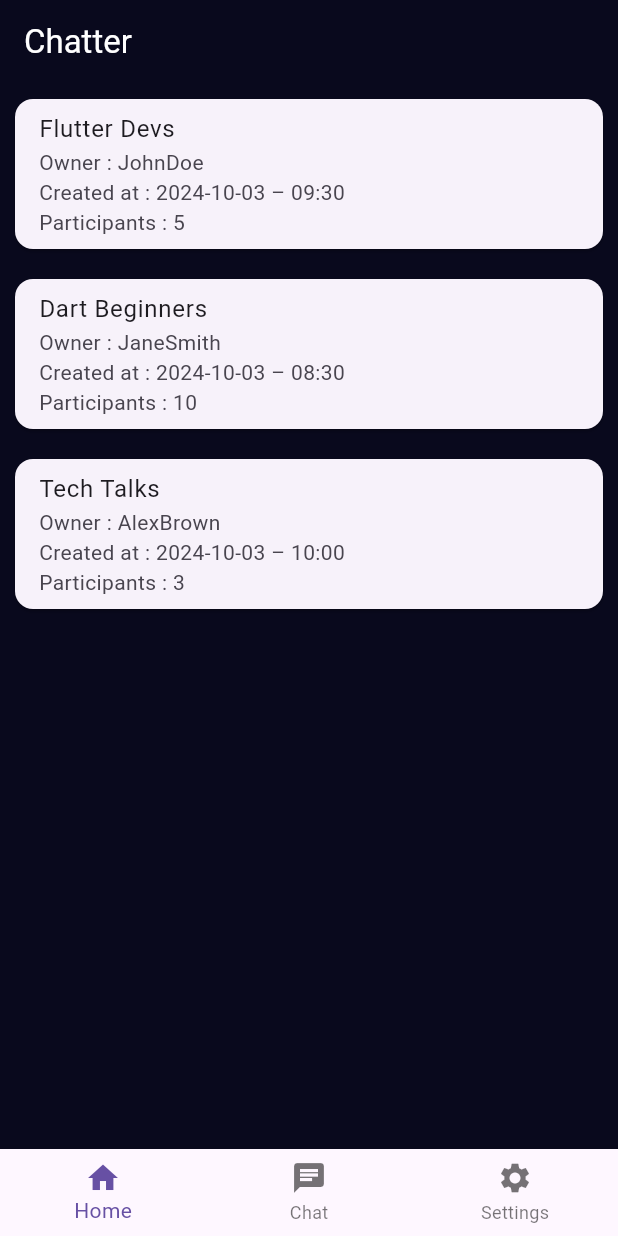
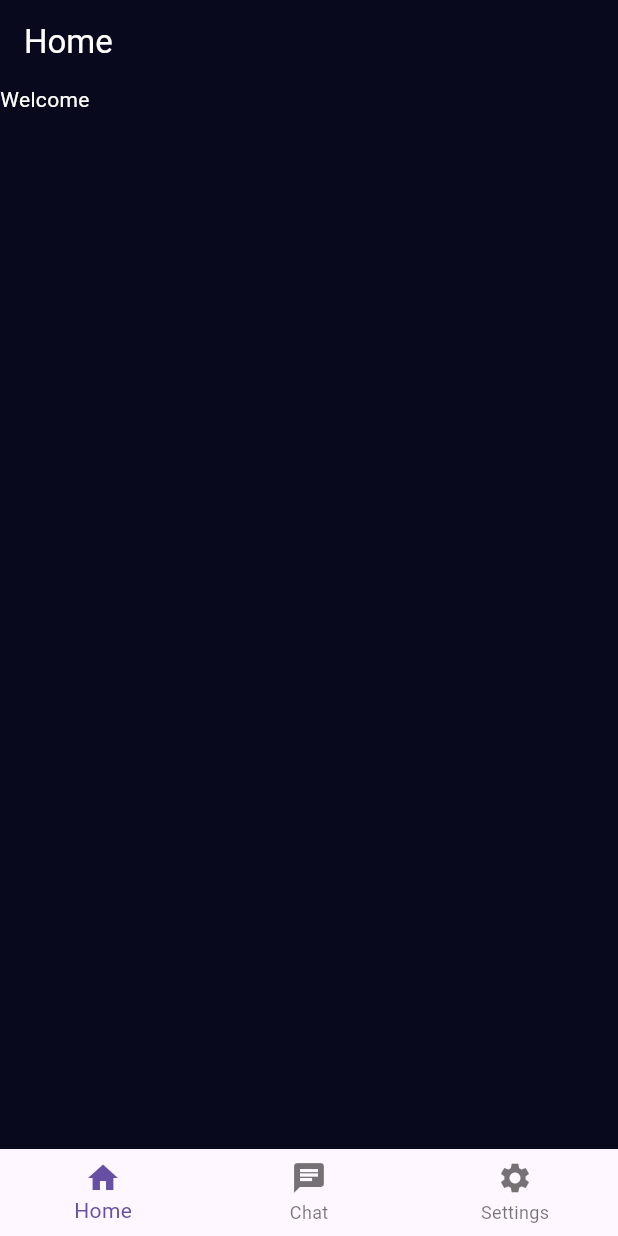
Before and after one commit to Shinsieon/chat_with_flutter_go, a Flutter app: the screen it shows once a user with an empty profile is signed in, on a phone screen of 412 x 824 dp. Run offline on Flutter 3.47's test engine with Material 3 defaults, Android fonts, the phone set to English and light mode, and no system bars; our stand-ins replace firebase_auth, firebase_core, fluttertoast; accounts and stored records are empty.

Commit message:
add chat and chang setting screen

```diff
--- a/lib/components/CAppbar.dart
+++ b/lib/components/CAppbar.dart
@@ -15,6 +15,7 @@ class CustomAppBar extends StatelessWidget implements PreferredSizeWidget {
         style: const TextStyle(color: Colors.white),
       ),
       backgroundColor: AppColors.primaryColor,
+      foregroundColor: Colors.white,
       actions: actions,
     );
   }
--- /dev/null
+++ b/lib/components/main_layout.dart
@@ -0,0 +1,54 @@
+import 'package:flutter/material.dart';
+import 'package:my_app/routes.dart';
+import 'package:my_app/screens/chats.dart';
+import 'package:my_app/screens/home.dart';
+import 'package:my_app/screens/settings.dart';
+
+class MainLayout extends StatefulWidget {
+  const MainLayout({super.key});
+
+  @override
+  _MainLayoutState createState() => _MainLayoutState();
+}
+
+class _MainLayoutState extends State<MainLayout> {
+  int _selectedIndex = 0;
+  static final List<Widget> _widgetOptions = <Widget>[
+    const HomeScreen(),
+    ChatsScreen(),
+    const SettingsScreen(),
+  ];
+
+  void _onItemTapped(int index) {
+    setState(() {
+      _selectedIndex = index;
+    });
+  }
+
+  @override
+  Widget build(BuildContext context) {
+    return Scaffold(
+      body: Center(
+        child: _widgetOptions.elementAt(_selectedIndex),
+      ),
+      bottomNavigationBar: BottomNavigationBar(
+        items: const [
+          BottomNavigationBarItem(
+            icon: Icon(Icons.home),
+            label: 'Home',
+          ),
+          BottomNavigationBarItem(
+            icon: Icon(Icons.chat),
+            label: 'Chat',
+          ),
+          BottomNavigationBarItem(
+            icon: Icon(Icons.settings),
+            label: 'Settings',
+          ),
+        ],
+        currentIndex: _selectedIndex,
+        onTap: _onItemTapped,
+      ),
+    );
+  }
+}
--- a/lib/main.dart
+++ b/lib/main.dart
@@ -2,8 +2,9 @@ import 'package:firebase_auth/firebase_auth.dart';
 import 'package:firebase_core/firebase_core.dart';
 import 'package:flutter/material.dart';
 import 'package:my_app/colors.dart';
+import 'package:my_app/components/main_layout.dart';
 import 'package:my_app/firebase_options.dart';
-import 'package:my_app/screens/home.dart';
+import 'package:my_app/routes.dart';
 import 'package:my_app/screens/signin.dart';
 
 void main() async {
@@ -28,6 +29,9 @@ class MyApp extends StatelessWidget {
         ),
       ),
       title: 'Chatter',
+      initialRoute: '/',
+      routes: AppRoutes.getRoutes(),
+      onGenerateRoute: AppRoutes.generateRoute,
       //initialRoute: AppRoutes.loginScreen,
       home: const AuthStateHandler(),
     );
@@ -45,9 +49,9 @@ class AuthStateHandler extends StatelessWidget {
           if (snapshot.connectionState == ConnectionState.waiting) {
             return const CircularProgressIndicator();
           } else if (snapshot.hasData) {
-            return HomeScreen();
+            return const MainLayout();
           } else {
-            return SignInScreen();
+            return const SignInScreen();
           }
         });
   }
--- a/lib/routes.dart
+++ b/lib/routes.dart
@@ -1,4 +1,5 @@
 import 'package:flutter/material.dart';
+import 'package:my_app/screens/chats.dart';
 import 'package:my_app/screens/home.dart';
 import 'package:my_app/screens/room.dart';
 import 'package:my_app/screens/signup.dart';
@@ -8,12 +9,46 @@ class AppRoutes {
   static const String signInScreen = '/signin';
   static const String signUpScreen = 'signup';
   static const String homeScreen = '/home';
+  static const String chatsScreen = '/chats';
+  static const String roomScreen = '/room';
 
   static Map<String, WidgetBuilder> getRoutes() {
     return {
       signInScreen: (context) => SignInScreen(),
       signUpScreen: (context) => SignUpScreen(),
-      homeScreen: (context) => HomeScreen()
+      homeScreen: (context) => const HomeScreen(),
+      chatsScreen: (context) => ChatsScreen(),
     };
   }
+
+  static Route<dynamic> generateRoute(RouteSettings settings) {
+    switch (settings.name) {
+      case roomScreen:
+        final args = settings.arguments as RoomScreenArguments;
+        return MaterialPageRoute(
+          builder: (context) => RoomScreen(
+              chatRoom: ChatRoom(
+                  roomName: args.roomName,
+                  ownerNickname: args.ownerNickname,
+                  createdAt: args.createdAt,
+                  participantCount: args.participantCount)),
+        );
+      default:
+        return MaterialPageRoute(
+          builder: (context) => SignInScreen(),
+        );
+    }
+  }
 }
+
+class RoomScreenArguments {
+  final String roomName;
+  final String ownerNickname;
+  final DateTime createdAt;
+  final int participantCount;
+  RoomScreenArguments(
+      {required this.roomName,
+      required this.ownerNickname,
+      required this.createdAt,
+      required this.participantCount});
+}
--- a/lib/screens/home.dart
+++ b/lib/screens/home.dart
@@ -1,123 +1,16 @@
+import 'package:firebase_auth/firebase_auth.dart';
 import 'package:flutter/material.dart';
-import 'package:intl/intl.dart';
-import 'package:my_app/colors.dart';
 import 'package:my_app/components/CAppbar.dart';
-import 'package:my_app/routes.dart';
-import 'package:my_app/screens/room.dart';
-
-class ChatRoom {
-  final String roomName;
-  final String ownerNickname;
-  final DateTime createdAt;
-  final int participantCount;
-  ChatRoom(
-      {required this.roomName,
-      required this.ownerNickname,
-      required this.createdAt,
-      required this.participantCount});
-}
-
-// 날짜 포맷팅 함수
-String formatDateTime(DateTime dateTime) {
-  return DateFormat('yyyy-MM-dd – HH:mm').format(dateTime);
-}
 
 class HomeScreen extends StatelessWidget {
-  final List<ChatRoom> chatRooms = [
-    ChatRoom(
-      roomName: 'Flutter Devs',
-      ownerNickname: 'JohnDoe',
-      createdAt: DateTime.now().subtract(const Duration(hours: 1)),
-      participantCount: 5,
-    ),
-    ChatRoom(
-      roomName: 'Dart Beginners',
-      ownerNickname: 'JaneSmith',
-      createdAt: DateTime.now().subtract(const Duration(hours: 2)),
-      participantCount: 10,
-    ),
-    ChatRoom(
-      roomName: 'Tech Talks',
-      ownerNickname: 'AlexBrown',
-      createdAt: DateTime.now().subtract(const Duration(minutes: 30)),
-      participantCount: 3,
-    ),
-  ];
-
-  HomeScreen({super.key});
+  const HomeScreen({super.key});
 
   @override
   Widget build(BuildContext context) {
+    final FirebaseAuth auth = FirebaseAuth.instance;
     return Scaffold(
-      appBar: const CustomAppBar(title: 'Chatter'),
-      body: ListView.builder(
-        itemCount: chatRooms.length,
-        itemBuilder: (context, index) {
-          final chatRoom = chatRooms[index];
-          return Card(
-            margin: const EdgeInsets.all(10),
-            child: ListTile(
-              title: Text(chatRoom.roomName),
-              subtitle: Column(
-                  crossAxisAlignment: CrossAxisAlignment.start,
-                  children: [
-                    Text('Owner : ${chatRoom.ownerNickname}'),
-                    Text('Created at : ${formatDateTime(chatRoom.createdAt)}'),
-                    Text('Participants : ${chatRoom.participantCount}')
-                  ]),
-              isThreeLine: true,
-              onTap: () {
-                Navigator.push(
-                  context,
-                  MaterialPageRoute(
-                    builder: (context) => RoomScreen(chatRoom: chatRoom),
-                  ),
-                );
-              },
-            ),
-          );
-        },
-      ),
-      bottomNavigationBar: _buildBottomNavigationBar(context),
-    );
-  }
-
-  Widget _buildBottomNavigationBar(BuildContext context) {
-    final currentRoute = ModalRoute.of(context)?.settings.name;
-    if (currentRoute == AppRoutes.signInScreen) {
-      return const SizedBox
-          .shrink(); // Return an empty widget if on the login screen
-    }
-
-    return BottomNavigationBar(
-      items: const [
-        BottomNavigationBarItem(
-          icon: Icon(Icons.home),
-          label: 'Home',
-        ),
-        BottomNavigationBarItem(
-          icon: Icon(Icons.chat),
-          label: 'Chat',
-        ),
-        BottomNavigationBarItem(
-          icon: Icon(Icons.settings),
-          label: 'Settings',
-        ),
-      ],
-      onTap: (index) {
-        // Handle navigation based on the selected index
-        switch (index) {
-          case 0:
-            Navigator.pushNamed(context, AppRoutes.homeScreen);
-            break;
-          case 1:
-            Navigator.pushNamed(context, AppRoutes.homeScreen);
-            break;
-          case 2:
-            Navigator.pushNamed(context, AppRoutes.homeScreen);
-            break;
-        }
-      },
+      appBar: const CustomAppBar(title: 'Home'),
+      body: Text("Welcome ${auth.currentUser?.displayName ?? "guest"}"),
     );
   }
 }
--- a/lib/screens/room.dart
+++ b/lib/screens/room.dart
@@ -1,6 +1,6 @@
 import 'package:flutter/material.dart';
 import 'package:my_app/components/CAppbar.dart';
-import 'package:my_app/screens/home.dart';
+import 'package:my_app/screens/chats.dart';
 
 class Message {
   final String sender;
--- a/pubspec.yaml
+++ b/pubspec.yaml
@@ -12,6 +12,7 @@ dependencies:
   intl : ^0.17.0
   http : ^0.13.5
   fluttertoast: ^8.0.9
+  provider: ^6.0.1
 
   cupertino_icons: ^1.0.8
   firebase_auth: ^5.3.0
```
Also changed, not shown: lib/components/CListItem.dart (added, +29 -0 lines), lib/screens/chats.dart (added, +93 -0 lines), lib/screens/settings.dart (added, +34 -0 lines), lib/screens/signin.dart (+8 -10 lines), lib/screens/signup.dart (+17 -5 lines), lib/utils/formatter.dart (added, +9 -0 lines), pubspec.lock.
